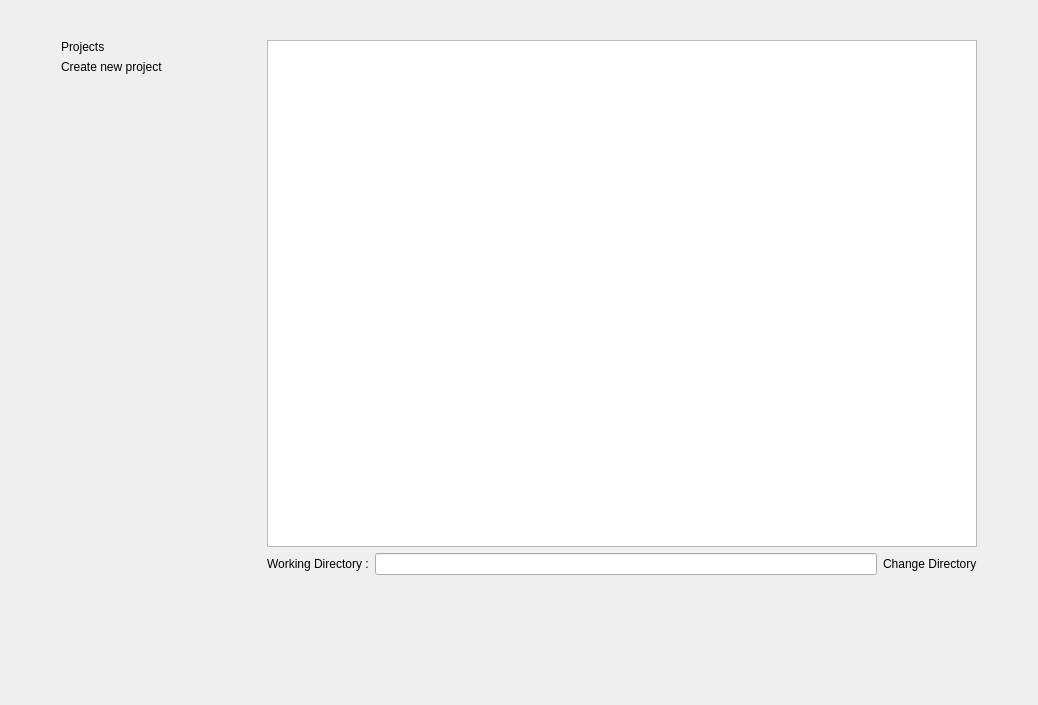
Above: ui/homewidget.ui from BrnSlr/CuteBoard before the change. Below: the same form after it.
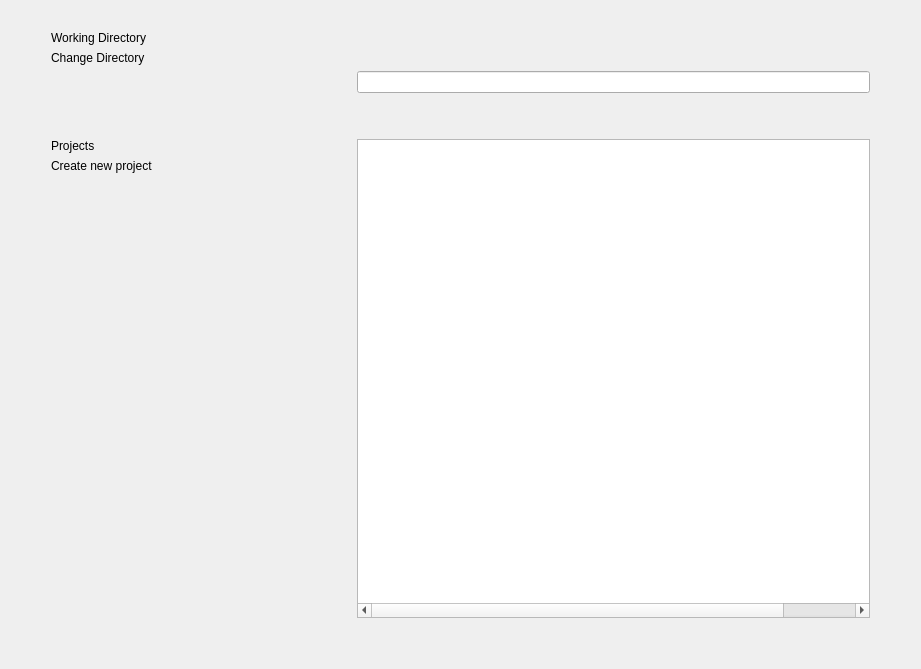
That is the form after the change. Icons and pictures are not drawn. Custom widgets are drawn as their Qt base class.

What changed in the file:
```diff
--- a/ui/homewidget.ui
+++ b/ui/homewidget.ui
@@ -6,14 +6,14 @@
    <rect>
     <x>0</x>
     <y>0</y>
-    <width>1038</width>
-    <height>705</height>
+    <width>921</width>
+    <height>669</height>
    </rect>
   </property>
   <property name="windowTitle">
    <string>Form</string>
   </property>
-  <layout class="QVBoxLayout" name="verticalLayout_3" stretch="0,5,1">
+  <layout class="QVBoxLayout" name="verticalLayout_5" stretch="0,1,0">
    <item>
     <widget class="QLabel" name="label_2">
      <property name="text">
@@ -28,20 +28,139 @@
     </widget>
    </item>
    <item>
-    <widget class="QWidget" name="widget" native="true">
-     <layout class="QVBoxLayout" name="verticalLayout_2">
-      <property name="leftMargin">
-       <number>50</number>
-      </property>
-      <property name="rightMargin">
-       <number>50</number>
-      </property>
+    <layout class="QHBoxLayout" name="horizontalLayout_3" stretch="0,1,0">
+     <item>
+      <spacer name="horizontalSpacer">
+       <property name="orientation">
+        <enum>Qt::Horizontal</enum>
+       </property>
+       <property name="sizeHint" stdset="0">
+        <size>
+         <width>40</width>
+         <height>20</height>
+        </size>
+       </property>
+      </spacer>
+     </item>
+     <item>
+      <layout class="QVBoxLayout" name="verticalLayout_4" stretch="0,1">
       <item>
        <layout class="QHBoxLayout" name="horizontalLayout">
         <item>
          <layout class="QVBoxLayout" name="verticalLayout">
           <item>
+            <widget class="QLabel" name="titleWDir">
+             <property name="minimumSize">
+              <size>
+               <width>300</width>
+               <height>0</height>
+              </size>
+             </property>
+             <property name="maximumSize">
+              <size>
+               <width>300</width>
+               <height>16777215</height>
+              </size>
+             </property>
+             <property name="text">
+              <string>Working Directory</string>
+             </property>
+            </widget>
+           </item>
+           <item>
+            <widget class="ClickableLabel" name="clickToChangeWDir">
+             <property name="minimumSize">
+              <size>
+               <width>300</width>
+               <height>0</height>
+              </size>
+             </property>
+             <property name="maximumSize">
+              <size>
+               <width>300</width>
+               <height>16777215</height>
+              </size>
+             </property>
+             <property name="text">
+              <string>Change Directory</string>
+             </property>
+            </widget>
+           </item>
+           <item>
+            <spacer name="verticalSpacer_5">
+             <property name="orientation">
+              <enum>Qt::Vertical</enum>
+             </property>
+             <property name="sizeHint" stdset="0">
+              <size>
+               <width>20</width>
+               <height>40</height>
+              </size>
+             </property>
+            </spacer>
+           </item>
+          </layout>
+         </item>
+         <item>
+          <layout class="QVBoxLayout" name="verticalLayout_3">
+           <item>
+            <spacer name="verticalSpacer_3">
+             <property name="orientation">
+              <enum>Qt::Vertical</enum>
+             </property>
+             <property name="sizeHint" stdset="0">
+              <size>
+               <width>20</width>
+               <height>40</height>
+              </size>
+             </property>
+            </spacer>
+           </item>
+           <item>
+            <widget class="QLineEdit" name="workingDirLineEdit">
+             <property name="enabled">
+              <bool>true</bool>
+             </property>
+             <property name="readOnly">
+              <bool>true</bool>
+             </property>
+            </widget>
+           </item>
+           <item>
+            <spacer name="verticalSpacer_4">
+             <property name="orientation">
+              <enum>Qt::Vertical</enum>
+             </property>
+             <property name="sizeHint" stdset="0">
+              <size>
+               <width>20</width>
+               <height>40</height>
+              </size>
+             </property>
+            </spacer>
+           </item>
+          </layout>
+         </item>
+        </layout>
+       </item>
+       <item>
+        <layout class="QHBoxLayout" name="horizontalLayout_2">
+         <item>
+          <layout class="QVBoxLayout" name="verticalLayout_2">
+           <item>
            <widget class="QLabel" name="titleProjects">
+             <property name="minimumSize">
+              <size>
+               <width>300</width>
+               <height>0</height>
+              </size>
+             </property>
+             <property name="maximumSize">
+              <size>
+               <width>300</width>
+               <height>16777215</height>
+              </size>
+             </property>
             <property name="text">
              <string>Projects</string>
             </property>
@@ -51,10 +170,16 @@
            <widget class="ClickableLabel" name="clickToCreateNewPro">
             <property name="minimumSize">
              <size>
-              <width>200</width>
+               <width>300</width>
               <height>0</height>
              </size>
             </property>
+             <property name="maximumSize">
+              <size>
+               <width>300</width>
+               <height>16777215</height>
+              </size>
+             </property>
             <property name="text">
              <string>Create new project</string>
             </property>
@@ -103,58 +228,25 @@
         </item>
        </layout>
       </item>
-      <item>
-       <layout class="QHBoxLayout" name="horizontalLayout_2">
-        <item>
-         <widget class="QLabel" name="label">
-          <property name="minimumSize">
-           <size>
-            <width>200</width>
-            <height>0</height>
-           </size>
-          </property>
-          <property name="text">
-           <string/>
-          </property>
-         </widget>
+      </layout>
         </item>
         <item>
-         <widget class="QLabel" name="titleWDir">
-          <property name="text">
-           <string>Working Directory :</string>
-          </property>
-         </widget>
-        </item>
-        <item>
-         <widget class="QLineEdit" name="workingDirLineEdit">
-          <property name="enabled">
-           <bool>true</bool>
-          </property>
-          <property name="readOnly">
-           <bool>true</bool>
-          </property>
-         </widget>
-        </item>
-        <item>
-         <widget class="ClickableLabel" name="clickToChangeWDir">
-          <property name="minimumSize">
+      <spacer name="horizontalSpacer_2">
+       <property name="orientation">
+        <enum>Qt::Horizontal</enum>
+       </property>
+       <property name="sizeHint" stdset="0">
            <size>
-            <width>0</width>
-            <height>0</height>
-           </size>
-          </property>
-          <property name="text">
-           <string>Change Directory</string>
-          </property>
-         </widget>
+         <width>40</width>
+         <height>20</height>
+        </size>
+       </property>
+      </spacer>
         </item>
        </layout>
       </item>
-     </layout>
-    </widget>
-   </item>
    <item>
-    <spacer name="verticalSpacer_3">
+    <spacer name="verticalSpacer_2">
      <property name="orientation">
       <enum>Qt::Vertical</enum>
      </property>
```
Left out of the diff: 6 changed lines with no effect on the pictures. Lines whose indentation alone changed are shown as unchanged.
